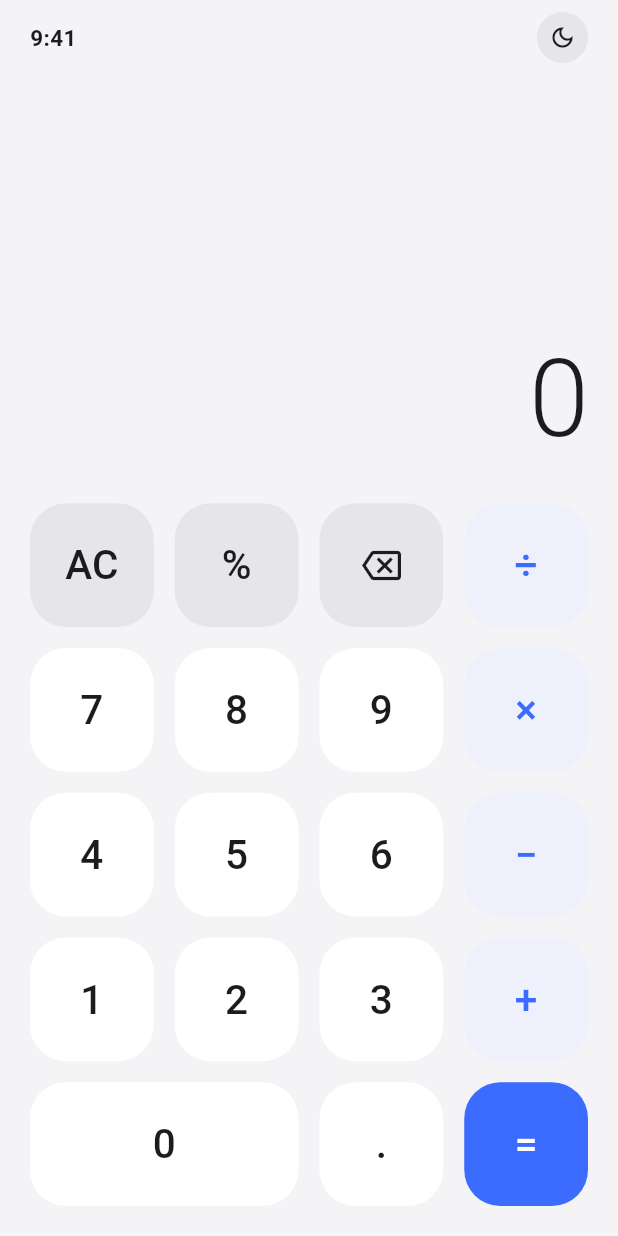
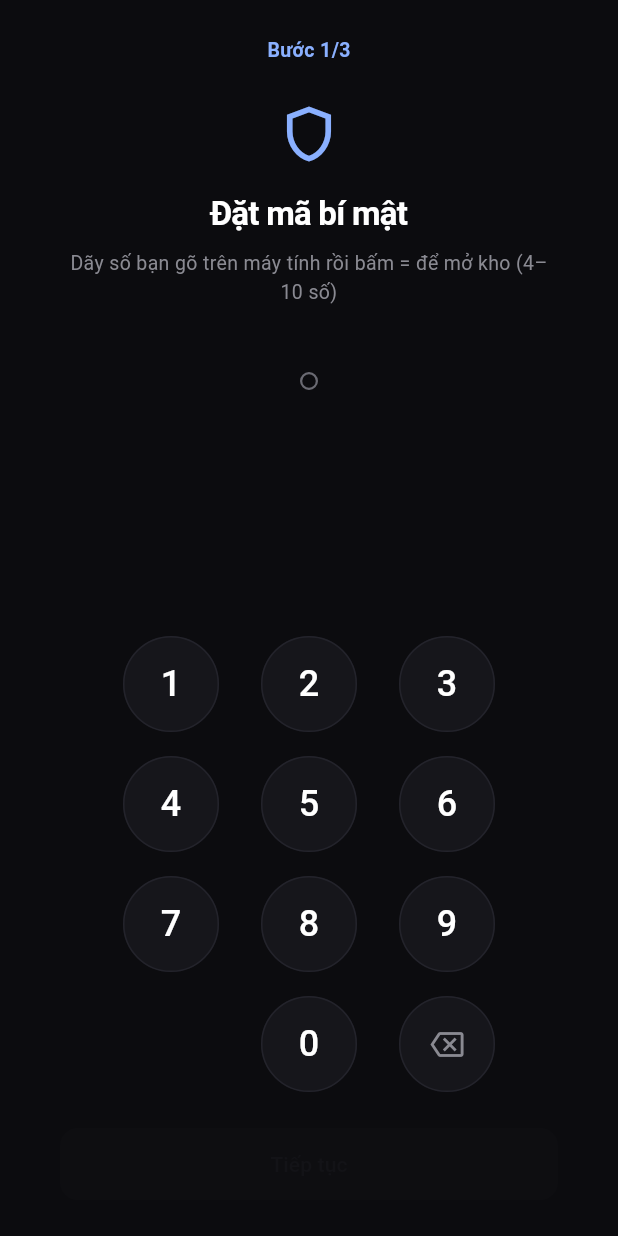
Before and after one commit to hoang89yenthe/vault-cal, a Flutter app: the screen it shows after launch, on a phone screen of 412 x 824 dp. Run offline on Flutter 3.47's test engine with Material 3 defaults, Android fonts, the phone set to English and light mode, and no system bars; our stand-ins replace camera, dio, drift, equatable, fc_native_video_thumbnail, file_picker and 12 more; missing offline and left inert: cryptography, sqlcipher_flutter_libs, sqlite3; accounts and stored records are empty; generated files the repository leaves out were written again.

Commit message:
fix(security): remove default codes, require first-run onboarding [B1] (#7)
Critical audit blocker: the vault shipped with hardcoded seeded codes
(1984 / 2468 / 1111) and no forced setup, so anyone could open the real
vault. Now:
- CredentialsRepository drops all default codes; adds isInitialized() +
  initialize(). No code verifies until the user sets their own.
- New onboarding flow (secret code + real PIN + decoy PIN, each entered
  twice; decoy must differ from real) writes the codes and marks the
  vault initialized.
- Router redirects to /onboarding until setup completes (refreshListenable
  on a credentials gate), then never shows it again.

Co-authored-by: Claude Opus 4.8 <noreply@anthropic.com>

```diff
--- a/lib/app/router/app_router.dart
+++ b/lib/app/router/app_router.dart
@@ -1,8 +1,10 @@
 import 'package:flutter/cupertino.dart';
 import 'package:go_router/go_router.dart';
 
+import '../../core/session/credentials_gate.dart';
 import '../../features/calculator/presentation/pages/calculator_page.dart';
 import '../../features/home/presentation/pages/home_page.dart';
+import '../../features/onboarding/presentation/pages/onboarding_page.dart';
 import '../../features/posts/presentation/pages/posts_page.dart';
 import '../../features/intruder/presentation/pages/intruder_log_page.dart';
 import '../../features/settings/presentation/pages/change_code_page.dart';
@@ -17,6 +19,7 @@ import '../../features/vault/presentation/pages/media_viewer_page.dart';
 import '../../features/vault/presentation/pages/notes_page.dart';
 
 abstract final class AppRoutes {
+  static const String onboarding = '/onboarding';
   static const String calculator = '/';
   static const String unlock = '/unlock';
   static const String pin = '/pin';
@@ -35,7 +38,20 @@ abstract final class AppRoutes {
 
 final GoRouter appRouter = GoRouter(
   initialLocation: AppRoutes.calculator,
+  refreshListenable: credentialsInitialized,
+  redirect: (context, state) {
+    final ready = credentialsInitialized.value;
+    final atOnboarding = state.matchedLocation == AppRoutes.onboarding;
+    // Force first-run setup before anything else; never show onboarding again.
+    if (!ready && !atOnboarding) return AppRoutes.onboarding;
+    if (ready && atOnboarding) return AppRoutes.calculator;
+    return null;
+  },
   routes: [
+    GoRoute(
+      path: AppRoutes.onboarding,
+      pageBuilder: (context, state) => _page(state, const OnboardingPage()),
+    ),
     GoRoute(
       path: AppRoutes.calculator,
       pageBuilder: (context, state) => _page(state, const CalculatorPage()),
--- a/lib/core/di/injection.dart
+++ b/lib/core/di/injection.dart
@@ -98,7 +98,4 @@ Future<void> configureDependencies() async {
     )
     ..registerLazySingleton<PostRepository>(() => PostRepositoryImpl(getIt()))
     ..registerFactory<PostsCubit>(() => PostsCubit(getIt()));
-
-  // Seed default credentials on first launch.
-  await getIt<CredentialsRepository>().ensureSeeded();
 }
--- /dev/null
+++ b/lib/core/session/credentials_gate.dart
@@ -0,0 +1,6 @@
+import 'package:flutter/foundation.dart';
+
+/// Whether the user has completed first-run credential setup. Drives the
+/// router redirect between onboarding and the calculator. Loaded once at
+/// startup and flipped to true when onboarding finishes.
+final ValueNotifier<bool> credentialsInitialized = ValueNotifier<bool>(false);
--- /dev/null
+++ b/lib/features/onboarding/presentation/cubit/onboarding_state.dart
@@ -0,0 +1,50 @@
+part of 'onboarding_cubit.dart';
+
+enum OnboardingStep {
+  secret,
+  secretConfirm,
+  realPin,
+  realPinConfirm,
+  decoyPin,
+  decoyPinConfirm,
+}
+
+class OnboardingState extends Equatable {
+  const OnboardingState({
+    this.step = OnboardingStep.secret,
+    this.input = '',
+    this.error,
+    this.busy = false,
+    this.done = false,
+  });
+
+  final OnboardingStep step;
+  final String input;
+  final String? error;
+  final bool busy;
+  final bool done;
+
+  /// PIN steps take exactly 4 digits; the secret code is variable length.
+  bool get isPinStep =>
+      step != OnboardingStep.secret && step != OnboardingStep.secretConfirm;
+
+  OnboardingState copyWith({
+    OnboardingStep? step,
+    String? input,
+    String? error,
+    bool clearError = false,
+    bool? busy,
+    bool? done,
+  }) {
+    return OnboardingState(
+      step: step ?? this.step,
+      input: input ?? this.input,
+      error: clearError ? null : (error ?? this.error),
+      busy: busy ?? this.busy,
+      done: done ?? this.done,
+    );
+  }
+
+  @override
+  List<Object?> get props => [step, input, error, busy, done];
+}
--- /dev/null
+++ b/lib/features/onboarding/presentation/pages/onboarding_page.dart
@@ -0,0 +1,303 @@
+import 'dart:math' as math;
+
+import 'package:flutter/material.dart';
+import 'package:flutter_bloc/flutter_bloc.dart';
+import 'package:go_router/go_router.dart';
+
+import '../../../../app/router/app_router.dart';
+import '../../../../core/di/injection.dart';
+import '../../../unlock/domain/repositories/credentials_repository.dart';
+import '../../../vault/presentation/theme/vault_colors.dart';
+import '../cubit/onboarding_cubit.dart';
+
+class OnboardingPage extends StatelessWidget {
+  const OnboardingPage({super.key});
+
+  @override
+  Widget build(BuildContext context) {
+    return BlocProvider(
+      create: (_) => OnboardingCubit(getIt<CredentialsRepository>()),
+      child: const _OnboardingView(),
+    );
+  }
+}
+
+class _OnboardingView extends StatefulWidget {
+  const _OnboardingView();
+
+  @override
+  State<_OnboardingView> createState() => _OnboardingViewState();
+}
+
+class _OnboardingViewState extends State<_OnboardingView>
+    with SingleTickerProviderStateMixin {
+  late final AnimationController _shake = AnimationController(
+    vsync: this,
+    duration: const Duration(milliseconds: 450),
+  );
+
+  @override
+  void dispose() {
+    _shake.dispose();
+    super.dispose();
+  }
+
+  (String, String) _labels(OnboardingStep step) => switch (step) {
+    OnboardingStep.secret => (
+      'Đặt mã bí mật',
+      'Dãy số bạn gõ trên máy tính rồi bấm = để mở kho (4–10 số)',
+    ),
+    OnboardingStep.secretConfirm => (
+      'Xác nhận mã bí mật',
+      'Nhập lại mã bí mật',
+    ),
+    OnboardingStep.realPin => ('Đặt PIN kho thật', 'Nhập 4 chữ số'),
+    OnboardingStep.realPinConfirm => ('Xác nhận PIN thật', 'Nhập lại PIN thật'),
+    OnboardingStep.decoyPin => (
+      'Đặt PIN kho giả',
+      'PIN mở kho mồi khi bị ép — phải khác PIN thật',
+    ),
+    OnboardingStep.decoyPinConfirm => ('Xác nhận PIN giả', 'Nhập lại PIN giả'),
+  };
+
+  int _stepNumber(OnboardingStep step) => switch (step) {
+    OnboardingStep.secret || OnboardingStep.secretConfirm => 1,
+    OnboardingStep.realPin || OnboardingStep.realPinConfirm => 2,
+    OnboardingStep.decoyPin || OnboardingStep.decoyPinConfirm => 3,
+  };
+
+  @override
+  Widget build(BuildContext context) {
+    return Scaffold(
+      backgroundColor: VaultColors.background,
+      body: BlocConsumer<OnboardingCubit, OnboardingState>(
+        listener: (context, state) {
+          if (state.error != null) _shake.forward(from: 0);
+          if (state.done) context.go(AppRoutes.calculator);
+        },
+        builder: (context, state) {
+          final cubit = context.read<OnboardingCubit>();
+          final (title, subtitle) = _labels(state.step);
+
+          return SafeArea(
+            child: Column(
+              children: [
+                const SizedBox(height: 24),
+                Text(
+                  'Bước ${_stepNumber(state.step)}/3',
+                  style: const TextStyle(
+                    fontSize: 13,
+                    fontWeight: FontWeight.w600,
+                    color: VaultColors.accentLight,
+                  ),
+                ),
+                const SizedBox(height: 24),
+                const Icon(
+                  Icons.shield_outlined,
+                  size: 44,
+                  color: VaultColors.accentLight,
+                ),
+                const SizedBox(height: 16),
+                Text(
+                  title,
+                  style: const TextStyle(
+                    fontSize: 22,
+                    fontWeight: FontWeight.w700,
+                    letterSpacing: -0.5,
+                    color: VaultColors.text,
+                  ),
+                ),
+                const SizedBox(height: 8),
+                Padding(
+                  padding: const EdgeInsets.symmetric(horizontal: 40),
+                  child: Text(
+                    subtitle,
+                    textAlign: TextAlign.center,
+                    style: const TextStyle(
+                      fontSize: 13,
+                      color: VaultColors.textSub,
+                    ),
+                  ),
+                ),
+                const SizedBox(height: 12),
+                SizedBox(
+                  height: 20,
+                  child: Text(
+                    state.error ?? '',
+                    style: const TextStyle(
+                      color: VaultColors.red,
+                      fontSize: 12,
+                    ),
+                  ),
+                ),
+                const SizedBox(height: 12),
+                AnimatedBuilder(
+                  animation: _shake,
+                  builder: (context, child) {
+                    final t = _shake.value;
+                    final dx = math.sin(t * math.pi * 6) * 8 * (1 - t);
+                    return Transform.translate(
+                      offset: Offset(dx, 0),
+                      child: child,
+                    );
+                  },
+                  child: _Display(state: state),
+                ),
+                const Spacer(),
+                _Keypad(onDigit: cubit.addDigit, onBackspace: cubit.backspace),
+                const SizedBox(height: 16),
+                if (!state.isPinStep)
+                  Padding(
+                    padding: const EdgeInsets.symmetric(horizontal: 40),
+                    child: SizedBox(
+                      width: double.infinity,
+                      height: 48,
+                      child: FilledButton(
+                        onPressed: state.input.length >= 4
+                            ? cubit.submitSecret
+                            : null,
+                        child: const Text('Tiếp tục'),
+                      ),
+                    ),
+                  ),
+                const SizedBox(height: 24),
+              ],
+            ),
+          );
+        },
+      ),
+    );
+  }
+}
+
+class _Display extends StatelessWidget {
+  const _Display({required this.state});
+
+  final OnboardingState state;
+
+  @override
+  Widget build(BuildContext context) {
+    final error = state.error != null;
+    if (state.isPinStep) {
+      return Row(
+        mainAxisAlignment: MainAxisAlignment.center,
+        children: List.generate(4, (i) {
+          final filled = i < state.input.length;
+          final color = error
+              ? VaultColors.red
+              : filled
+              ? VaultColors.accentLight
+              : VaultColors.textFaint;
+          return Container(
+            width: 14,
+            height: 14,
+            margin: const EdgeInsets.symmetric(horizontal: 9),
+            decoration: BoxDecoration(
+              color: filled ? color : Colors.transparent,
+              shape: BoxShape.circle,
+              border: Border.all(color: color, width: 1.5),
+            ),
+          );
+        }),
+      );
+    }
+    // Secret code: show a filled dot per digit (variable length).
+    return Wrap(
+      alignment: WrapAlignment.center,
+      spacing: 10,
+      children: List.generate(
+        state.input.isEmpty ? 1 : state.input.length,
+        (i) => Container(
+          width: 12,
+          height: 12,
+          decoration: BoxDecoration(
+            color: state.input.isEmpty
+                ? Colors.transparent
+                : (error ? VaultColors.red : VaultColors.accentLight),
+            shape: BoxShape.circle,
+            border: Border.all(
+              color: error ? VaultColors.red : VaultColors.textFaint,
+              width: 1.5,
+            ),
+          ),
+        ),
+      ),
+    );
+  }
+}
+
+class _Keypad extends StatelessWidget {
+  const _Keypad({required this.onDigit, required this.onBackspace});
+
+  final void Function(String) onDigit;
+  final VoidCallback onBackspace;
+
+  @override
+  Widget build(BuildContext context) {
+    Widget key({String? digit, IconData? icon, VoidCallback? onTap}) {
+      if (digit == null && icon == null) return const SizedBox(width: 64);
+      return Material(
+        color: VaultColors.card,
+        shape: const CircleBorder(
+          side: BorderSide(color: VaultColors.cardBorder),
+        ),
+        child: InkWell(
+          onTap: onTap,
+          customBorder: const CircleBorder(),
+          child: SizedBox(
+            width: 64,
+            height: 64,
+            child: Center(
+              child: icon != null
+                  ? Icon(icon, size: 22, color: VaultColors.textSub)
+                  : Text(
+                      digit!,
+                      style: const TextStyle(
+                        fontSize: 24,
+                        fontWeight: FontWeight.w500,
+                        color: VaultColors.text,
+                      ),
+                    ),
+            ),
+          ),
+        ),
+      );
+    }
+
+    Widget row(List<Widget> children) => Padding(
+      padding: const EdgeInsets.symmetric(vertical: 8),
+      child: Row(
+        mainAxisAlignment: MainAxisAlignment.center,
+        children: [
+          for (final c in children)
+            Padding(
+              padding: const EdgeInsets.symmetric(horizontal: 14),
+              child: c,
+            ),
+        ],
+      ),
+    );
+
+    return Column(
+      children: [
+        row([
+          for (final d in ['1', '2', '3'])
+            key(digit: d, onTap: () => onDigit(d)),
+        ]),
+        row([
+          for (final d in ['4', '5', '6'])
+            key(digit: d, onTap: () => onDigit(d)),
+        ]),
+        row([
+          for (final d in ['7', '8', '9'])
+            key(digit: d, onTap: () => onDigit(d)),
+        ]),
+        row([
+          key(),
+          key(digit: '0', onTap: () => onDigit('0')),
+          key(icon: Icons.backspace_outlined, onTap: onBackspace),
+        ]),
+      ],
+    );
+  }
+}
--- a/lib/main.dart
+++ b/lib/main.dart
@@ -3,7 +3,9 @@ import 'package:flutter_bloc/flutter_bloc.dart';
 
 import 'app/app.dart';
 import 'core/di/injection.dart';
+import 'core/session/credentials_gate.dart';
 import 'core/utils/app_bloc_observer.dart';
+import 'features/unlock/domain/repositories/credentials_repository.dart';
 import 'features/vault/data/repositories/media_repository_impl.dart';
 
 Future<void> main() async {
@@ -12,6 +14,10 @@ Future<void> main() async {
   await configureDependencies();
   Bloc.observer = const AppBlocObserver();
 
+  // Decide up front whether first-run onboarding is needed.
+  credentialsInitialized.value = await getIt<CredentialsRepository>()
+      .isInitialized();
+
   // Wipe any decrypted temp files left over from a previous session.
   await MediaRepositoryImpl.sweepDecryptCache();
 
```
Also changed, not shown: lib/features/onboarding/presentation/cubit/onboarding_cubit.dart (added, +111 -0 lines), lib/features/unlock/data/repositories/credentials_repository_impl.dart (+14 -16 lines), lib/features/unlock/domain/repositories/credentials_repository.dart (+10 -2 lines), 2 other files.
